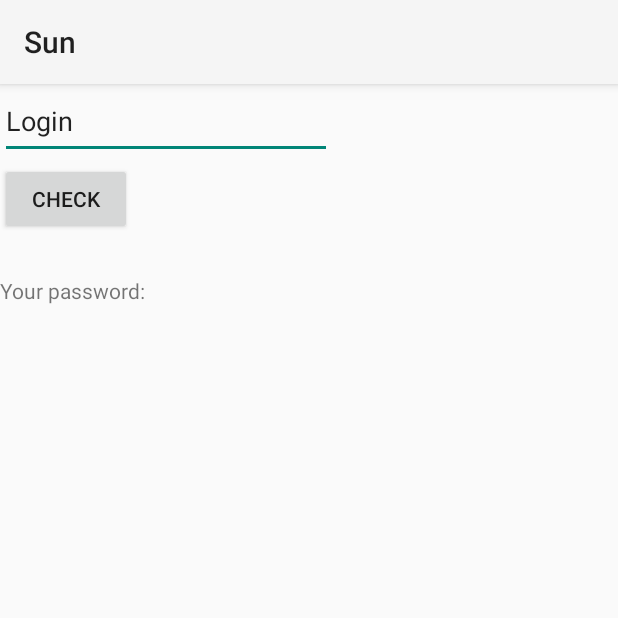
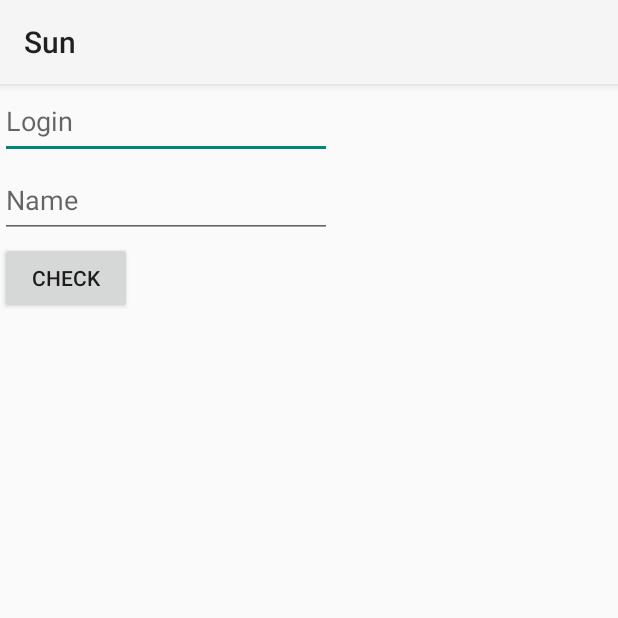
Before and after one commit to Gruzdeva/Android_studio, an Android app: the ActivityForgotPassword screen opened directly, with no data from a screen before it, on a phone screen of 412 x 824 dp, the top half of it. Run offline under Robolectric (Android 15) with nearby library versions, the phone set to English and light mode, and no system bars.

Commit message:
add forgot pass. and try new bd

```diff
--- a/Kursach/app/src/main/AndroidManifest.xml
+++ b/Kursach/app/src/main/AndroidManifest.xml
@@ -25,6 +25,7 @@
         </activity>
         <activity android:name=".ActivityRegistration"></activity>
         <activity android:name=".ActivityForgotPassword"></activity>
+        <activity android:name=".ActivityAccount"></activity>
         <activity
             android:name=".Menu"
             android:label="@string/title_activity_menu"
--- a/Kursach/app/src/main/java/com/example/app2/ActivityRegistration.kt
+++ b/Kursach/app/src/main/java/com/example/app2/ActivityRegistration.kt
@@ -2,7 +2,6 @@ package com.example.app2
 
 import android.content.Intent
 import android.os.Bundle
-import android.util.Log
 import android.view.Gravity
 import android.view.View
 import android.widget.EditText
--- a/Kursach/app/src/main/res/layout/activity_forgot_password.xml
+++ b/Kursach/app/src/main/res/layout/activity_forgot_password.xml
@@ -7,9 +7,10 @@
     android:layout_height="match_parent">
 
     <EditText
+        android:id="@+id/login_forgot"
         android:layout_width="221dp"
         android:layout_height="50dp"
-        android:text="Login"
+        android:hint="Login"
         app:layout_constraintBottom_toBottomOf="parent"
         app:layout_constraintEnd_toEndOf="parent"
         app:layout_constraintHorizontal_bias="0.0"
@@ -17,10 +18,11 @@
         app:layout_constraintTop_toTopOf="parent"
         app:layout_constraintVertical_bias="0.0" />
 
-    <Button
-        android:layout_width="wrap_content"
-        android:layout_height="wrap_content"
-        android:text="check"
+    <EditText
+        android:id="@+id/name_forgot"
+        android:layout_width="221dp"
+        android:layout_height="50dp"
+        android:hint="Name"
         app:layout_constraintBottom_toBottomOf="parent"
         app:layout_constraintEnd_toEndOf="parent"
         app:layout_constraintHorizontal_bias="0.0"
@@ -28,15 +30,28 @@
         app:layout_constraintTop_toTopOf="parent"
         app:layout_constraintVertical_bias="0.073" />
 
-    <TextView
+    <Button
         android:layout_width="wrap_content"
         android:layout_height="wrap_content"
-        android:layout_marginTop="128dp"
-        android:text="Your password:"
+        android:text="check"
+        android:onClick="checkPass"
         app:layout_constraintBottom_toBottomOf="parent"
         app:layout_constraintEnd_toEndOf="parent"
         app:layout_constraintHorizontal_bias="0.0"
         app:layout_constraintStart_toStartOf="parent"
         app:layout_constraintTop_toTopOf="parent"
-        app:layout_constraintVertical_bias="0.0" />
+        app:layout_constraintVertical_bias="0.146" />
+
+    <TextView
+        android:id="@+id/your_pass"
+        android:layout_width="wrap_content"
+        android:layout_height="wrap_content"
+        android:layout_marginTop="128dp"
+        android:textSize="20dp"
+        app:layout_constraintBottom_toBottomOf="parent"
+        app:layout_constraintEnd_toEndOf="parent"
+        app:layout_constraintHorizontal_bias="0.0"
+        app:layout_constraintStart_toStartOf="parent"
+        app:layout_constraintTop_toTopOf="parent"
+        app:layout_constraintVertical_bias="0.049" />
 </androidx.constraintlayout.widget.ConstraintLayout>
--- a/Kursach/app/src/main/res/layout/activity_main.xml
+++ b/Kursach/app/src/main/res/layout/activity_main.xml
@@ -92,11 +92,13 @@
         app:layout_constraintTop_toBottomOf="@+id/footer_line"
         app:layout_constraintVertical_bias="0.36" />
 
+<!-- need to delete -->
     <TextView
         android:id="@+id/facebook"
         android:layout_width="wrap_content"
         android:layout_height="wrap_content"
         android:text="Sign in with Facebook"
+        android:onClick="proverka"
         android:textColor="@color/login_from_details"
         app:layout_constraintBottom_toTopOf="@+id/footer_line"
         app:layout_constraintEnd_toEndOf="parent"
@@ -117,14 +119,15 @@
         app:layout_constraintTop_toTopOf="parent"
         app:layout_constraintVertical_bias="0.693" />
 
+<!-- delete? -->
     <TextView
         android:id="@+id/or"
         android:layout_width="wrap_content"
         android:layout_height="wrap_content"
         android:text="or"
+        android:onClick="delete"
         android:textColor="@color/login_from_details"
         android:textSize="16sp"
-
         app:layout_constraintBottom_toTopOf="@+id/facebook"
         app:layout_constraintEnd_toStartOf="@+id/Line1"
         app:layout_constraintStart_toEndOf="@+id/Line2"
--- a/Kursach/app/src/main/res/layout/fragment_menu.xml
+++ b/Kursach/app/src/main/res/layout/fragment_menu.xml
@@ -19,4 +19,6 @@
         app:layout_constraintEnd_toEndOf="parent"
         app:layout_constraintStart_toStartOf="parent"
         app:layout_constraintTop_toTopOf="parent" />
+
+<!--  Need to add viewpager  -->
 </androidx.constraintlayout.widget.ConstraintLayout>
```
Also changed, not shown: Kursach/app/src/main/java/com/example/app2/ActivityAuthorization.kt (+18 -2 lines), Kursach/app/src/main/java/com/example/app2/ActivityForgotPassword.kt (+25 -0 lines), Kursach/app/src/main/java/com/example/app2/ActivitySplashScreen.kt (+4 -4 lines), Kursach/app/src/main/java/com/example/app2/DBHelperOrders.kt (added, +27 -0 lines), Kursach/app/src/main/java/com/example/app2/DBReader.kt (+8 -0 lines), Kursach/app/src/main/java/com/example/app2/Menu.kt (+18 -0 lines), Kursach/app/src/main/java/com/example/app2/TableUsers.kt (+46 -30 lines), Kursach/app/src/main/res/layout/fragment_account.xml (+23 -2 lines).
